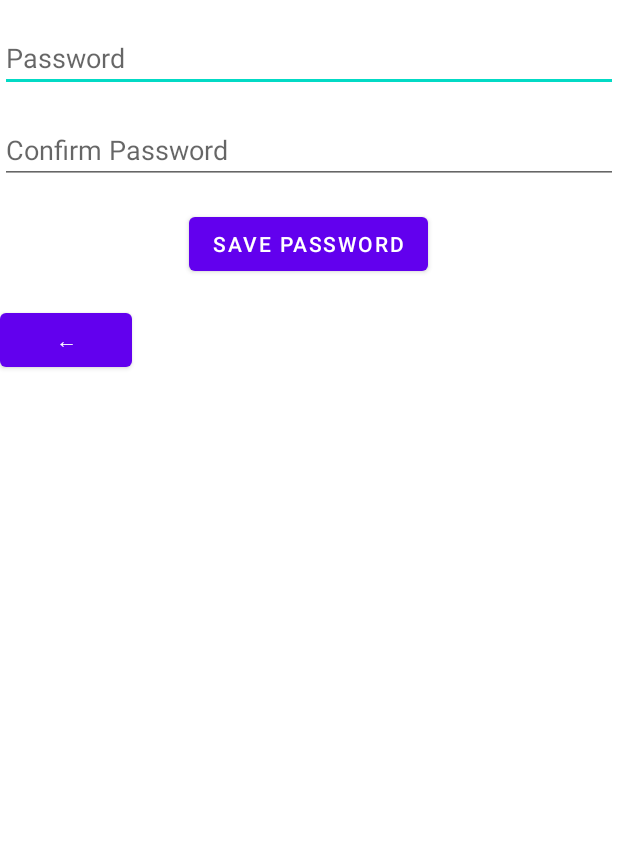
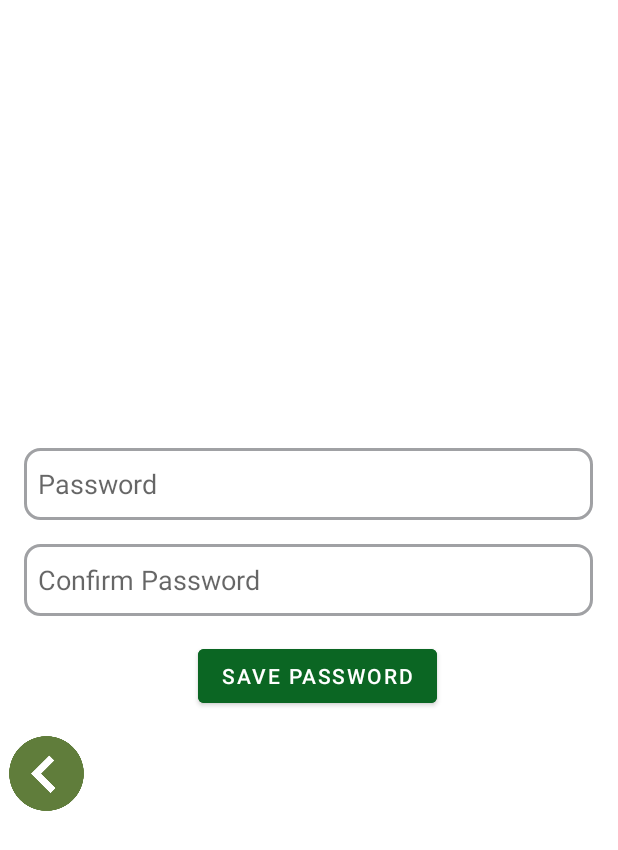
Before and after one commit to jkjungha/Emo-Record, an Android app: the layout change_password.xml on its own in the app's theme, with its tools: preview values and no code run, on a phone screen of 412 x 824 dp. Shown: the top 850 px of the screen. Run offline under Robolectric (Android 15) with nearby library versions, the phone set to English and light mode, and no system bars.

Commit message:
Update change_password.xml

```diff
--- a/app/src/main/res/layout/change_password.xml
+++ b/app/src/main/res/layout/change_password.xml
@@ -1,24 +1,31 @@
 <!-- res/layout/change_password.xml -->
 <RelativeLayout xmlns:android="http://schemas.android.com/apk/res/android"
     android:layout_width="match_parent"
-    android:layout_height="match_parent">
+    android:layout_height="match_parent"
+    android:gravity="center">
 
     <!-- 添加密码编辑框 -->
     <EditText
         android:id="@+id/editTextPassword"
-        android:layout_width="match_parent"
-        android:layout_height="wrap_content"
-        android:hint="Password"
-        android:layout_marginTop="16dp" />
+        android:layout_width="379dp"
+        android:layout_height="48dp"
+        android:layout_marginLeft="10dp"
+        android:layout_marginTop="16dp"
+        android:layout_marginRight="10dp"
+        android:background="@drawable/bg_text"
+        android:hint="  Password" />
 
     <!-- 添加确认密码编辑框，位于密码编辑框下方 -->
     <EditText
         android:id="@+id/editTextConfirmPassword"
-        android:layout_width="match_parent"
-        android:layout_height="wrap_content"
-        android:hint="Confirm Password"
+        android:layout_width="379dp"
+        android:layout_height="48dp"
+        android:layout_below="@id/editTextPassword"
+        android:layout_marginLeft="10dp"
         android:layout_marginTop="16dp"
-        android:layout_below="@id/editTextPassword" />
+        android:layout_marginRight="10dp"
+        android:background="@drawable/bg_text"
+        android:hint="  Confirm Password" />
 
     <!-- 添加保存密码按钮，位于确认密码编辑框下方 -->
     <Button
@@ -26,15 +33,17 @@
         android:layout_width="wrap_content"
         android:layout_height="wrap_content"
         android:text="Save Password"
+         android:backgroundTint="@color/green"
         android:layout_centerHorizontal="true"
         android:layout_marginTop="16dp"
         android:layout_below="@id/editTextConfirmPassword" />
-    <Button
+    <androidx.appcompat.widget.AppCompatButton
         android:id="@+id/backToLoginButton"
-        android:layout_width="wrap_content"
-        android:layout_height="wrap_content"
-        android:text="←"
+        android:layout_width="50dp"
+        android:layout_height="50dp"
         android:layout_marginTop="16dp"
-        android:layout_below="@id/savePasswordButton" />
+        android:layout_below="@id/savePasswordButton"
+        android:background="@drawable/back"
+        android:backgroundTint="@color/dark_green"/>
 
 </RelativeLayout>
```
